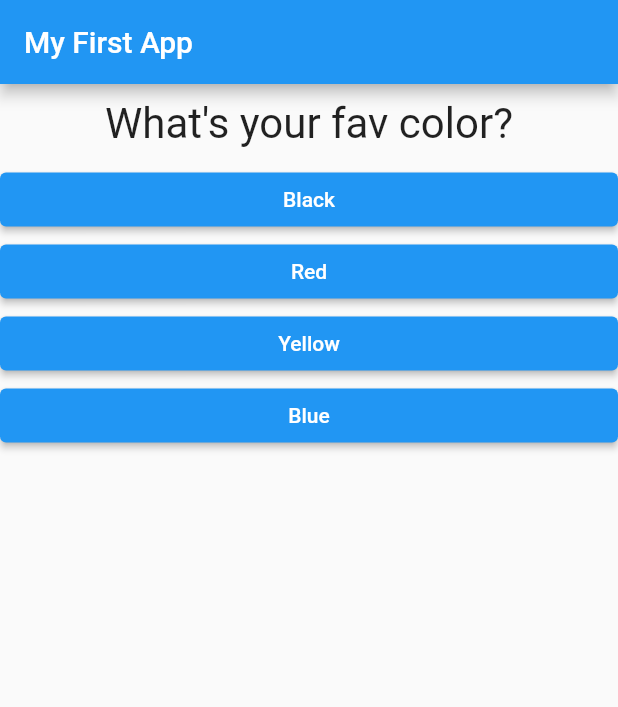
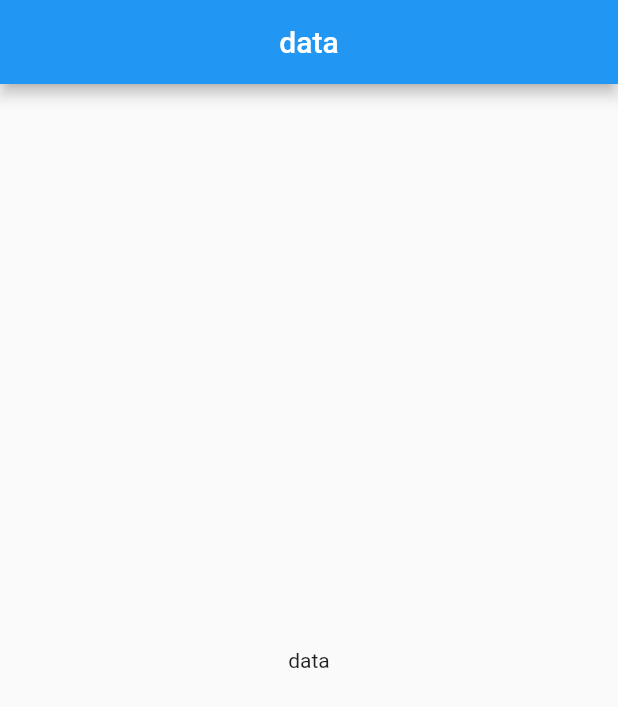
Before and after one commit to oyegbilepraise/First_Flutter_app, a Flutter app: the screen it shows after launch, on a phone screen of 412 x 824 dp. Shown: the top 707 px of the screen. Run offline on Flutter 3.47's test engine with Material 2 defaults, Android fonts, the phone set to English and light mode, and no system bars.

Commit message:
feat: Updated

```diff
--- a/lib/main.dart
+++ b/lib/main.dart
@@ -1,92 +1,115 @@
-import 'package:first_app/result.dart';
 import 'package:flutter/material.dart';
 
-import './quiz.dart';
-import './result.dart';
+void main() {
+  runApp(
+    MaterialApp(
+      home: Scaffold(
+        appBar: AppBar(
+          title: Text('data'),
+          centerTitle: true,
+        ),
+        body: Center(
+          child: Center(
+            child: Text('data'),
+          ),
+        ),
+      ),
+    ),
+  );
+}
 
-// void main() {
-//   runApp(MyApp());
+
+
+
+// import 'package:first_app/result.dart';
+// import 'package:flutter/material.dart';
+
+// import './quiz.dart';
+// import './result.dart';
+
+// // void main() {
+// //   runApp(MyApp());
+// // }
+
+// void main() => runApp(MyApp());
+
+// class MyApp extends StatefulWidget {
+//   @override
+//   State<StatefulWidget> createState() {
+//     // TODO: implement createState
+//     return _MyAppState();
+//   }
 // }
 
-void main() => runApp(MyApp());
+// class _MyAppState extends State<MyApp> {
+//   static const List _questions = [
+//     {
+//       'questionText': 'What\'s your fav color?',
+//       'answers': [
+//         {'text': 'Black', 'score': 10},
+//         {'text': 'Red', 'score': 20},
+//         {'text': 'Yellow', 'score': 15},
+//         {'text': 'Blue', 'score': 5}
+//       ],
+//     },
+//     {
+//       'questionText': 'What\'s your fav animal?',
+//       'answers': [
+//         {'text': 'Rabbit', 'score': 10},
+//         {'text': 'Snake', 'score': 20},
+//         {'text': 'Lion', 'score': 15},
+//         {'text': 'Elephant', 'score': 5}
+//       ],
+//     },
+//     {
+//       'questionText': 'What\'s your fav instructor?',
+//       'answers': [
+//         {'text': 'Max', 'score': 10},
+//         {'text': 'Brad', 'score': 20},
+//         {'text': 'Code Addict', 'score': 15},
+//         {'text': 'Traversy', 'score': 5}
+//       ],
+//     },
+//   ];
 
-class MyApp extends StatefulWidget {
-  @override
-  State<StatefulWidget> createState() {
-    // TODO: implement createState
-    return _MyAppState();
-  }
-}
+//   var _questionIndex = 0;
+//   var _totalScore = 0;
 
-class _MyAppState extends State<MyApp> {
-  static const List _questions = [
-    {
-      'questionText': 'What\'s your fav color?',
-      'answers': [
-        {'text': 'Black', 'score': 10},
-        {'text': 'Red', 'score': 20},
-        {'text': 'Yellow', 'score': 15},
-        {'text': 'Blue', 'score': 5}
-      ],
-    },
-    {
-      'questionText': 'What\'s your fav animal?',
-      'answers': [
-        {'text': 'Rabbit', 'score': 10},
-        {'text': 'Snake', 'score': 20},
-        {'text': 'Lion', 'score': 15},
-        {'text': 'Elephant', 'score': 5}
-      ],
-    },
-    {
-      'questionText': 'What\'s your fav instructor?',
-      'answers': [
-        {'text': 'Max', 'score': 10},
-        {'text': 'Brad', 'score': 20},
-        {'text': 'Code Addict', 'score': 15},
-        {'text': 'Traversy', 'score': 5}
-      ],
-    },
-  ];
+//   void _resetQuiz() {
+//     setState(() {
+//       _questionIndex = 0;
+//       _totalScore = 0;
+//     });
+//   }
 
-  var _questionIndex = 0;
-  var _totalScore = 0;
+//   void _answerChosen(int score) {
+//     _totalScore += score;
 
-  void _resetQuiz() {
-    setState(() {
-      _questionIndex = 0;
-      _totalScore = 0;
-    });
-  }
+//     setState(() {
+//       _questionIndex += 1;
+//     });
+//     if (_questionIndex < _questions.length) {
+//       print('We have more Questions!');
+//     } else {
+//       print('No More Questions!');
+//     }
+//   }
 
-  void _answerChosen(int score) {
-    _totalScore += score;
-
-    setState(() {
-      _questionIndex += 1;
-    });
-    if (_questionIndex < _questions.length) {
-      print('We have more Questions!');
-    } else {
-      print('No More Questions!');
-    }
-  }
-
-  @override
-  Widget build(BuildContext context) {
-    return MaterialApp(
-      home: Scaffold(
-          appBar: AppBar(
-            title: Text('My First App'),
-          ),
-          body: _questionIndex < _questions.length
-              ? Quiz(
-                  answerQuestion: _answerChosen,
-                  // bug here
-                  questionIndex: _questionIndex,
-                  questions: _questions,
-                )
-              : Result(_totalScore, _resetQuiz)),
-    );
-  }
-}
+//   @override
+//   Widget build(BuildContext context) {
+//     return MaterialApp(
+//       home: Scaffold(
+//           appBar: AppBar(
+//             title: Text('My First App'),
+//           ),
+//           body: _questionIndex < _questions.length
+//               ? Quiz(
+//                   answerQuestion: _answerChosen,
+//                   // bug here
+//                   questionIndex: _questionIndex,
+//                   questions: _questions,
+//                 )
+//               : Result(_totalScore, _resetQuiz)),
+//     );
+//   }
+// }
```
Also changed, not shown: pubspec.lock.
